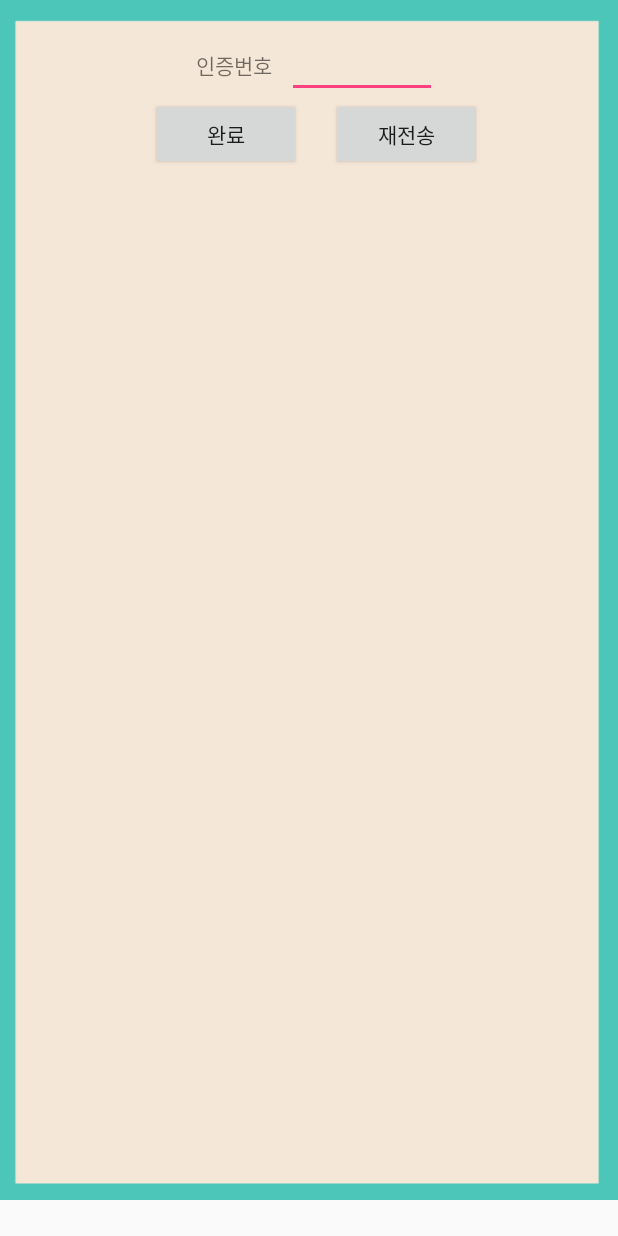
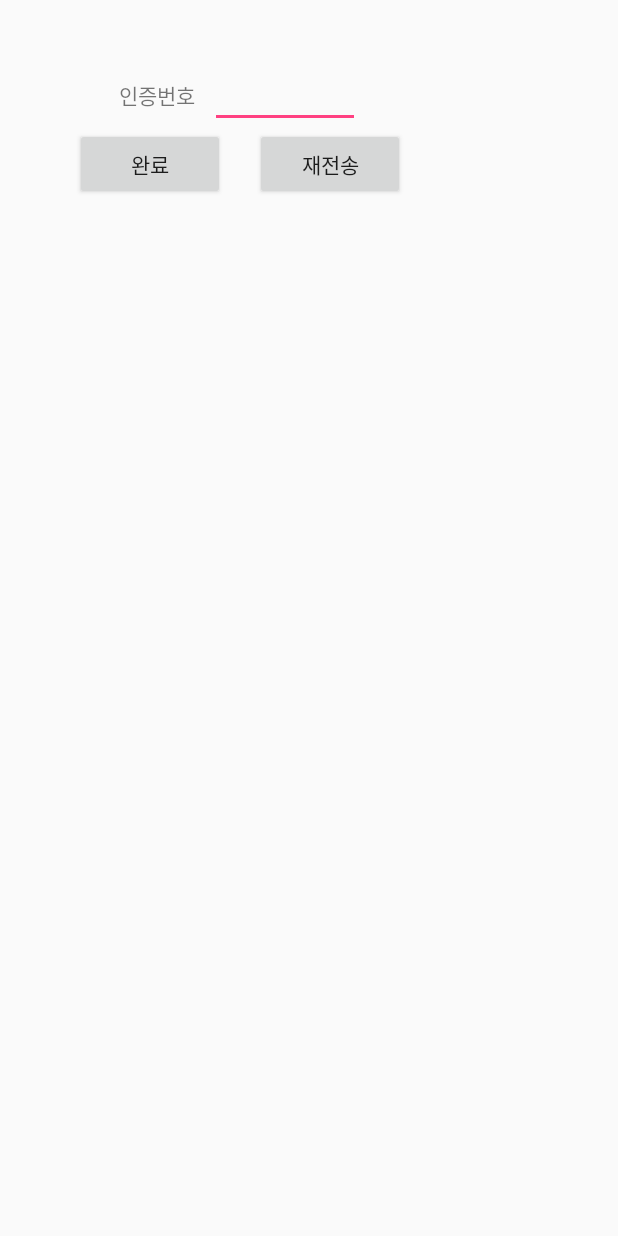
Before and after one commit to JeonHuiJae/FIX, an Android app: the layout activity_email_certif.xml on its own in the app's theme, with its tools: preview values and no code run, on a phone screen of 412 x 824 dp. Run offline under Robolectric (Android 15) with nearby library versions, the phone set to English and light mode, and no system bars.

Commit message:
이메일인증 팝업으로 변경
뀨뀨

```diff
--- a/Fix/app/src/main/AndroidManifest.xml
+++ b/Fix/app/src/main/AndroidManifest.xml
@@ -25,7 +25,8 @@
         </activity>
         <activity android:name=".SeniorJoinActivity" />
         <activity android:name=".StudentJoinActivity" />
-        <activity android:name=".EmailCertifActivity"></activity>
+        <activity android:name=".EmailCertifActivity" android:theme="@android:style/Theme.DeviceDefault.Light.Dialog">
+        </activity>
     </application>
 
 </manifest>
--- a/Fix/app/src/main/res/layout/activity_email_certif.xml
+++ b/Fix/app/src/main/res/layout/activity_email_certif.xml
@@ -1,20 +1,9 @@
 <?xml version="1.0" encoding="utf-8"?>
-<LinearLayout
-    xmlns:android="http://schemas.android.com/apk/res/android"
-    android:background="@drawable/test"
-    android:layout_width="match_parent"
-    android:layout_height="wrap_content"
-    android:orientation="vertical">
-
-
-    <LinearLayout
-        android:orientation="vertical"
-        android:layout_marginTop="10dp"
-        android:layout_marginLeft="10dp"
-        android:padding="10dp"
-        android:layout_width="match_parent"
-        android:layout_height="wrap_content">
-
+    <LinearLayout xmlns:android="http://schemas.android.com/apk/res/android"
+    android:orientation="vertical"
+    android:padding="40dp"
+    android:layout_width="wrap_content"
+    android:layout_height="wrap_content">
 
         <LinearLayout
             android:layout_gravity="center"
@@ -60,4 +49,3 @@
         </LinearLayout>
 
     </LinearLayout>
-</LinearLayout>
--- a/Fix/app/src/main/res/layout/join_student.xml
+++ b/Fix/app/src/main/res/layout/join_student.xml
@@ -35,8 +35,9 @@
         android:layout_width="wrap_content"
         android:layout_height="wrap_content" />
     <LinearLayout
+        android:layout_gravity="center"
         android:orientation="horizontal"
-        android:layout_width="match_parent"
+        android:layout_width="wrap_content"
         android:layout_height="wrap_content">
         <EditText
             android:layout_marginLeft="5dp"
@@ -47,6 +48,7 @@
             android:inputType="textEmailAddress"
             android:textSize="15dp" />
         <Button
+            android:id="@+id/btn_email"
             android:onClick="sendEmail"
             android:text="인증보내기"
             android:layout_width="90dp"
```
Also changed, not shown: Fix/app/src/main/java/com/example/hhj73/fix/EmailCertifActivity.java (+16 -4 lines), Fix/app/src/main/java/com/example/hhj73/fix/StudentJoinActivity.java (+14 -0 lines).
